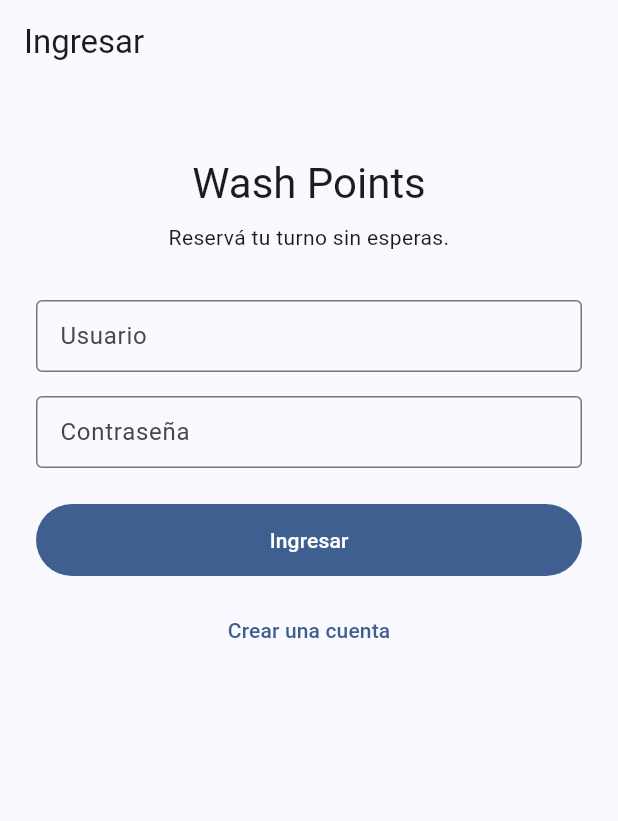
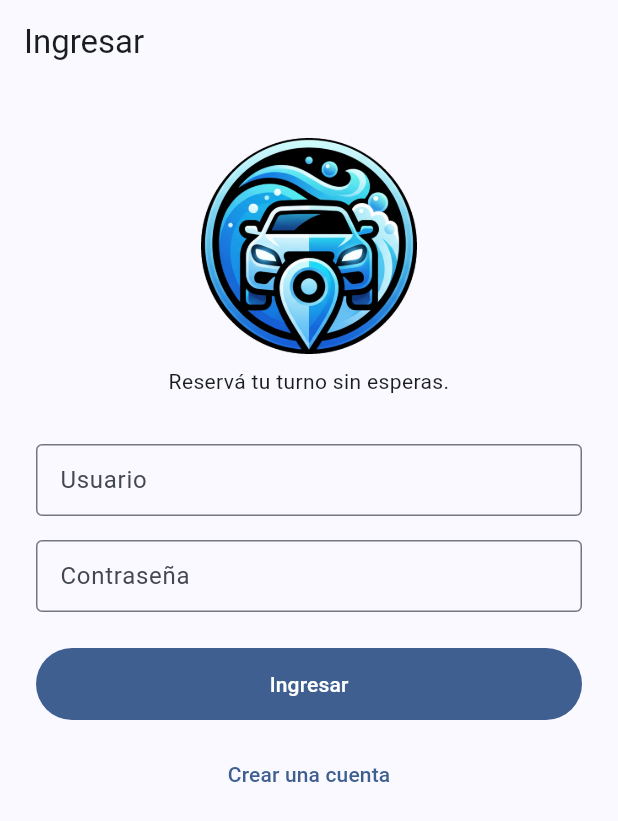
Before and after one commit to Gnz-7/Wash-Points, a Flutter app: the screen it shows after launch, on a phone screen of 412 x 824 dp. Shown: the top 821 px of the screen. Run offline on Flutter 3.47's test engine with Material 3 defaults, Android fonts, the phone set to English and light mode, and no system bars; our stand-ins replace dio, flutter_map, flutter_riverpod, flutter_secure_storage, geolocator, go_router and 2 more; missing offline and left inert: mobile_scanner, screen_brightness, signalr_netcore; accounts and stored records are empty.

Commit message:
feat: nuevo logo circular e iconos de lanzamiento en web y mobile

```diff
--- a/SRC/FRONTEND/wash_points_app/lib/features/autenticacion/presentation/pantalla_login.dart
+++ b/SRC/FRONTEND/wash_points_app/lib/features/autenticacion/presentation/pantalla_login.dart
@@ -72,11 +72,14 @@ class _PantallaLoginState extends ConsumerState<PantallaLogin> {
             child: Column(
               crossAxisAlignment: CrossAxisAlignment.stretch,
               children: [
-                const SizedBox(height: 24),
-                Text(
-                  'Wash Points',
-                  style: Theme.of(context).textTheme.headlineMedium,
-                  textAlign: TextAlign.center,
+                const SizedBox(height: 12),
+                Image.asset(
+                  'assets/images/logo.png',
+                  key: const ValueKey('logo_login'),
+                  width: 144,
+                  height: 144,
+                  fit: BoxFit.contain,
+                  semanticLabel: 'Wash Points',
                 ),
                 const SizedBox(height: 8),
                 Text(
```
Also changed, not shown: SRC/FRONTEND/wash_points_app/pubspec.yaml (+17 -0 lines), SRC/FRONTEND/wash_points_app/assets/images/logo.png (added), SRC/FRONTEND/wash_points_app/pubspec.lock, 48 other files.
